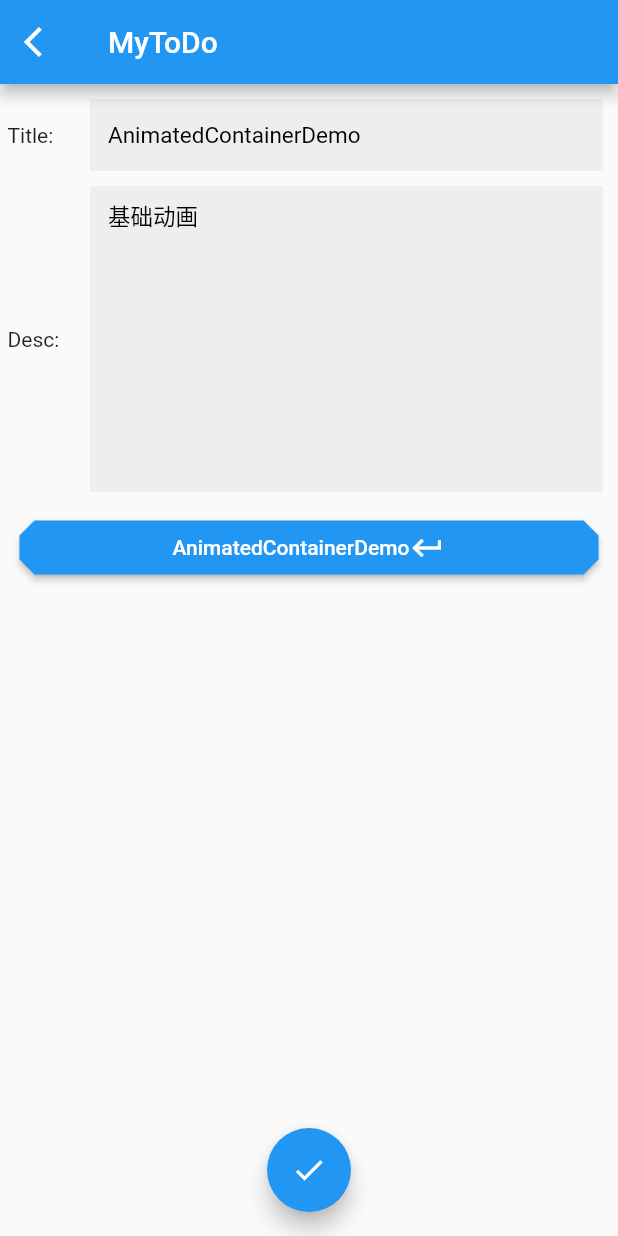
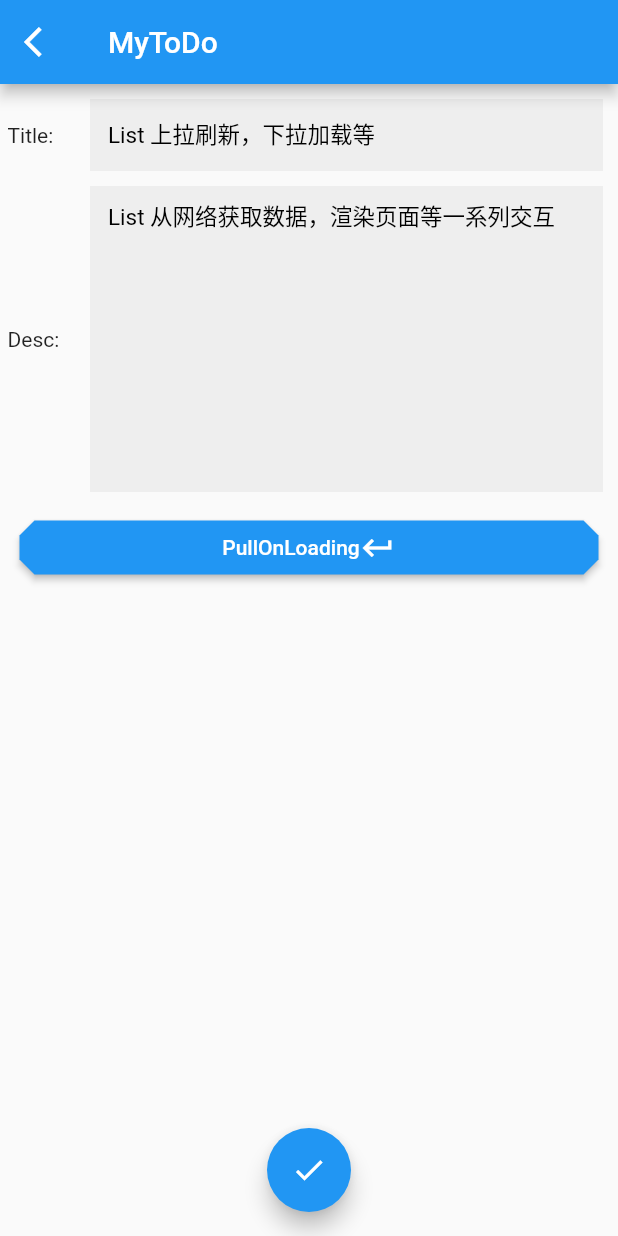
Before and after one commit to colinxiaoyu/redux-flutter-todolist, a Flutter app: the screen it shows after launch, after a tap on the "edit" icon, on a phone screen of 412 x 824 dp. Run offline on Flutter 3.47's test engine with Material 2 defaults, Android fonts, the phone set to English and light mode, and no system bars; our stand-ins replace flutter_redux, flutter_spinkit, redux; missing offline and left inert: intro_views_flutter.

Commit message:
创建 PullOnLoading 页面

```diff
--- /dev/null
+++ b/lib/page/list/pull_on_loading.dart
@@ -0,0 +1,22 @@
+import 'package:flutter/material.dart';
+
+
+class PullOnLoading extends StatefulWidget{
+  @override
+  _PullOnLoadingState createState() {
+    return _PullOnLoadingState();
+  }
+
+}
+
+class _PullOnLoadingState extends State<PullOnLoading>{
+  @override
+  Widget build(BuildContext context) {
+    return Scaffold(
+      appBar: AppBar(
+        title: Text('PullOnLoading'),
+      ),
+    );
+  }
+
+}
--- a/lib/page/todo_edit_page.dart
+++ b/lib/page/todo_edit_page.dart
@@ -24,6 +24,7 @@ import 'package:redux_todolist/page/example/intro_view_demo.dart';
 import 'package:redux_todolist/page/example/overlay_demo.dart';
 import 'package:redux_todolist/page/example/overlay_demo2.dart';
 import 'package:redux_todolist/page/example/searchbar_demo.dart';
+import 'package:redux_todolist/page/list/pull_on_loading.dart';
 import 'package:redux_todolist/page/state/keep_alive_demo.dart';
 import 'package:redux_todolist/page/stream/im_page.dart';
 import 'package:redux_todolist/page/stream/simple_stream_page.dart';
@@ -282,9 +283,9 @@ class _TodoEditPageState extends State<TodoEditPage> {
       case 'OverlayDemo2':
         push(OverlayDemo2());
         break;
-
-
-
+      case 'PullOnLoading':
+        push(PullOnLoading());
+        break;
       default:
         break;
     }
--- a/lib/reducer/list_reducer.dart
+++ b/lib/reducer/list_reducer.dart
@@ -28,7 +28,13 @@ class TodoList {
   List<ToDoState> list;
 
   static List<ToDoState> initToDos = <ToDoState>[
-
+    ToDoState(
+      uniqueId: '11',
+      title: 'List 上拉刷新，下拉加载等',
+      desc: 'List 从网络获取数据，渲染页面等一系列交互',
+      isDone: true,
+      todo: ['PullOnLoading',],
+    ),
     ToDoState(
       uniqueId: '0',
       title: 'AnimatedContainerDemo',
```
